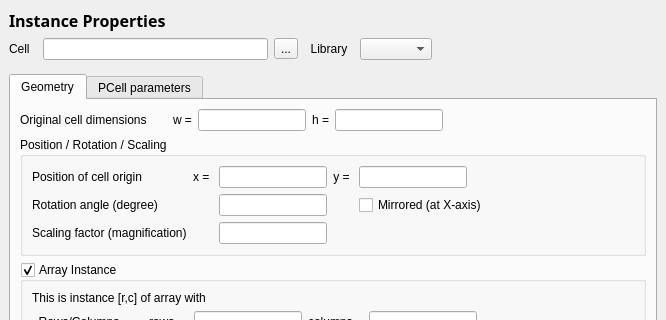
Before: the Qt Designer form src/edt/edt/InstPropertiesPage.ui in KLayout/klayout, drawn with Qt 5; both pictures show x 0 to 666 and y 0 to 320 of the 666 by 649 pixel window.
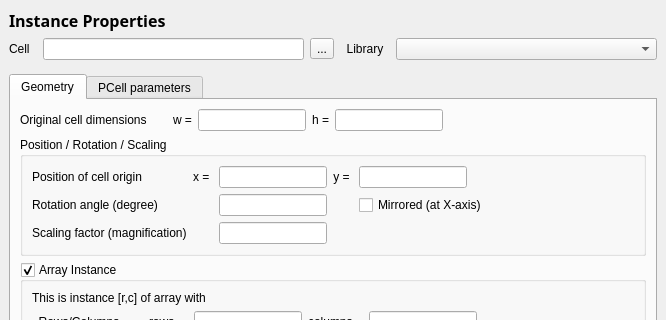
After: the same form once the commit is applied. Custom widgets are drawn as their Qt base class.

Commit message:
PORT BACK: fixed a few flaws (fixed-width side panel ..)
1. On "save as" the filename displayed in the cell view selection box
   was not updated
2. The width of the library and cellview panel could not be reduced
   below the width of the combo boxes in the headers. So the
   panels might have become pretty wide without being able to reduce
   them.

```diff
--- a/src/edt/edt/InstPropertiesPage.ui
+++ b/src/edt/edt/InstPropertiesPage.ui
@@ -119,20 +119,14 @@
        </widget>
       </item>
       <item>
-       <widget class="lay::LibrarySelectionComboBox" name="lib_cbx"/>
-      </item>
-      <item>
-       <spacer>
-        <property name="orientation">
-         <enum>Qt::Horizontal</enum>
+       <widget class="lay::LibrarySelectionComboBox" name="lib_cbx">
+        <property name="sizePolicy">
+         <sizepolicy hsizetype="Expanding" vsizetype="Fixed">
+          <horstretch>0</horstretch>
+          <verstretch>0</verstretch>
+         </sizepolicy>
         </property>
-        <property name="sizeHint" stdset="0">
-         <size>
-          <width>40</width>
-          <height>20</height>
-         </size>
-        </property>
-       </spacer>
+       </widget>
       </item>
      </layout>
     </widget>
```
Left out of the diff: 88 changed lines with no effect on the pictures. The commit also changes 4 other files.
